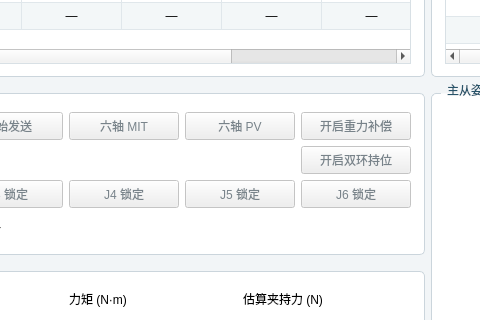
Before: the Qt Designer form Form1.ui in HG731GZ/DMArm-python, drawn with Qt 5; both pictures show x 302 to 782 and y 277 to 597 of the 1220 by 945 pixel window.
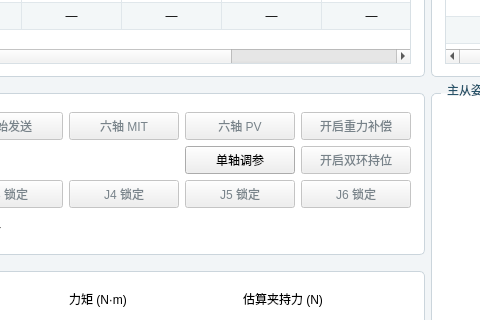
After: the same form once the commit is applied. Custom widgets are drawn as their Qt base class.

Patch:
```diff
--- a/Form1.ui
+++ b/Form1.ui
@@ -768,6 +768,11 @@
          <string>电机设定</string>
         </property>
         <layout class="QGridLayout" name="motorGroupLayout">
+         <item row="1" column="4">
+          <widget class="QPushButton" name="pidTuneButton">
+           <property name="text"><string>单轴调参</string></property>
+          </widget>
+         </item>
          <item row="1" column="5">
           <widget class="QPushButton" name="pidHoldButton">
            <property name="enabled"><bool>false</bool></property>
```
